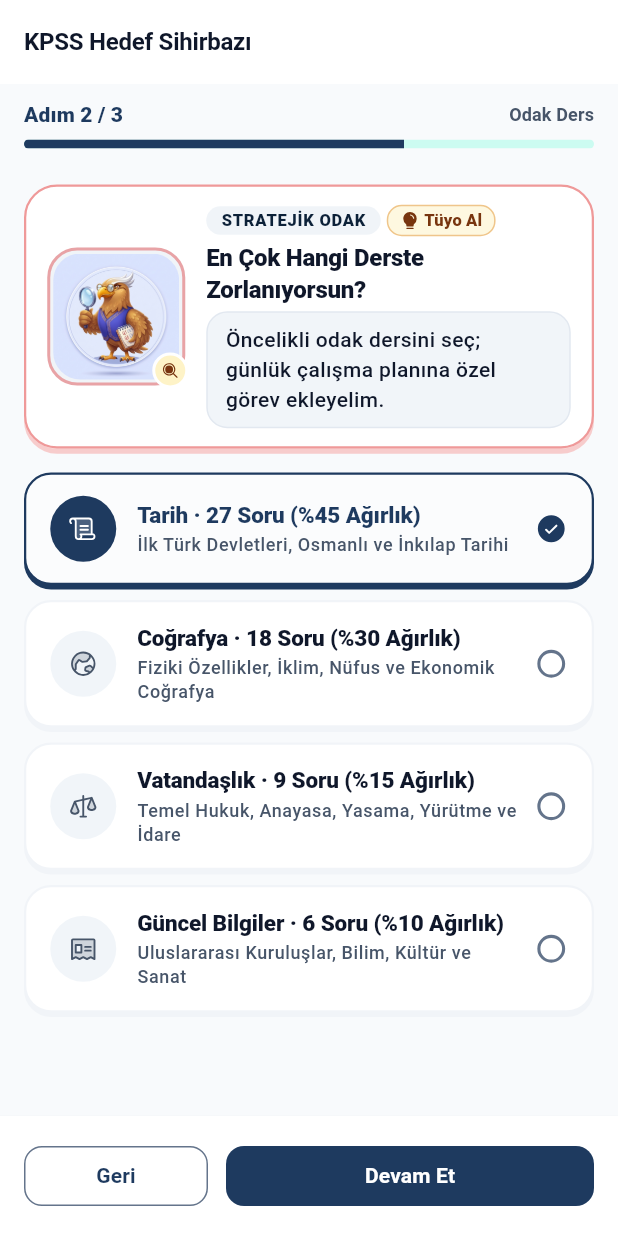
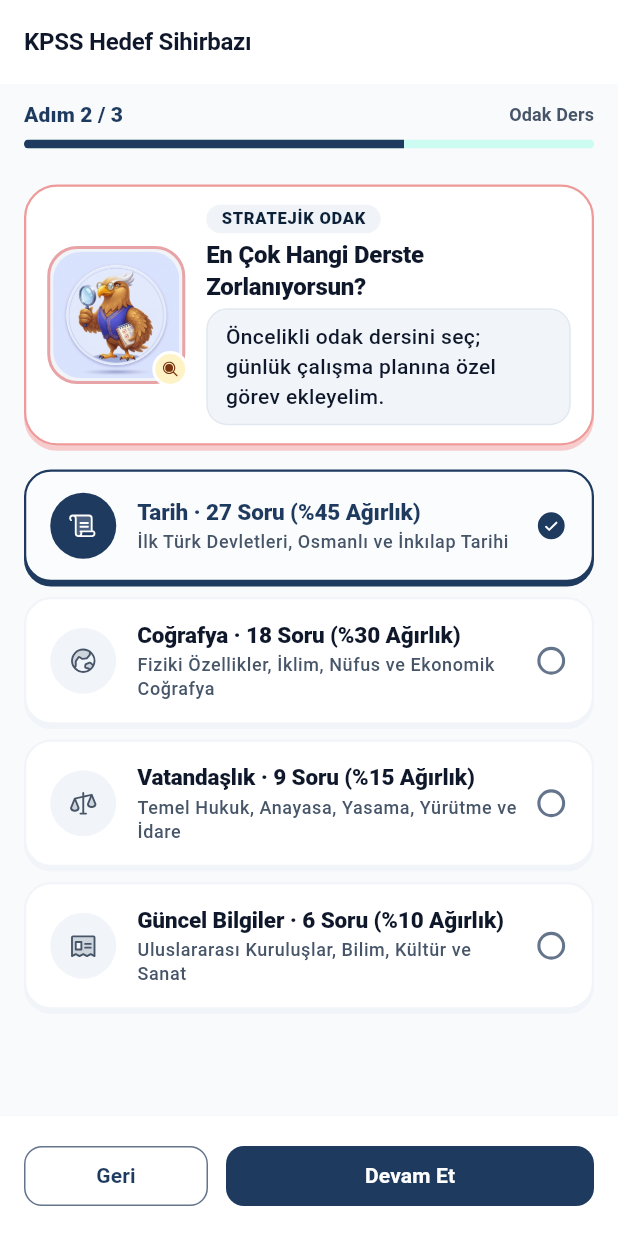
Before and after one commit to omerfarukpehlivan/kadro, a Flutter app: the OnboardingScreen screen opened by its route, after a tap on "Devam Et", on a phone screen of 412 x 824 dp. Run offline on Flutter 3.47's test engine with Material 3 defaults, Android fonts, the phone set to English and light mode, and no system bars; our stand-ins replace fl_chart, flex_color_scheme, flutter_animate, flutter_local_notifications, flutter_riverpod, go_router and 6 more; missing offline and left inert: purchases_flutter; accounts and stored records are empty.

Commit message:
refactor(ui): remove Tuyo Al badge and tap-to-inspire interaction from MascotCoachBanner

```diff
--- a/lib/shared/widgets/mascot_coach_banner.dart
+++ b/lib/shared/widgets/mascot_coach_banner.dart
@@ -197,14 +197,13 @@ extension MascotMoodExtension on MascotMood {
   }
 }
 
-/// "Kadro Koçu" maskot konuşma balonu ve etkileşimli rehberlik bileşeni (Tap-to-Inspire).
+/// "Kadro Koçu" maskot konuşma balonu ve rehberlik bileşeni.
 ///
 /// Web/Angular karşılığı:
 /// Gamification bildirim ve koçluk bileşeni (Duolingo banner/speech bubble).
-/// 92x92 boyutundaki çift katmanlı çerçeveli avatar yapısı, dokunulduğunda
-/// sıradaki KPSS Genel Kültür tüyosuna geçen `Tap-to-Inspire` mekanizması ve
+/// 92x92 boyutundaki çift katmanlı çerçeveli avatar yapısı ve
 /// dinamik mood aurası ile donatılmıştır.
-class MascotCoachBanner extends StatefulWidget {
+class MascotCoachBanner extends StatelessWidget {
   final MascotMood mood;
   final String title;
   final String message;
@@ -218,30 +217,8 @@ class MascotCoachBanner extends StatefulWidget {
     this.badgeLabel = 'KADRO KOÇU',
   });
 
-  @override
-  State<MascotCoachBanner> createState() => _MascotCoachBannerState();
-}
-
-class _MascotCoachBannerState extends State<MascotCoachBanner> {
-  int _tipIndex = -1;
-  bool _isPressed = false;
-
-  void _nextTip() {
-    setState(() {
-      _tipIndex = (_tipIndex + 1) % widget.mood.coachTips.length;
-    });
-  }
-
-  @override
-  void didUpdateWidget(covariant MascotCoachBanner oldWidget) {
-    super.didUpdateWidget(oldWidget);
-    if (oldWidget.mood != widget.mood || oldWidget.message != widget.message) {
-      _tipIndex = -1;
-    }
-  }
-
   Color _getMoodColor(ColorScheme colorScheme) {
-    switch (widget.mood) {
+    switch (mood) {
       case MascotMood.coach:
       case MascotMood.history:
       case MascotMood.citizenship:
@@ -271,8 +248,6 @@ class _MascotCoachBannerState extends State<MascotCoachBanner> {
     final minHeight = isCompact ? 96.0 : 122.0;
 
     final auraColor = _getMoodColor(colorScheme);
-    final tips = widget.mood.coachTips;
-    final displayedMessage = _tipIndex == -1 ? widget.message : tips[_tipIndex];
 
     return Container(
       constraints: BoxConstraints(minHeight: minHeight),
@@ -291,14 +266,6 @@ class _MascotCoachBannerState extends State<MascotCoachBanner> {
           ),
         ],
       ),
-      child: Material(
-        color: Colors.transparent,
-        child: InkWell(
-          borderRadius: BorderRadius.circular(22),
-          onTap: _nextTip,
-          onHighlightChanged: (highlighted) {
-            setState(() => _isPressed = highlighted);
-          },
       child: Padding(
         padding: EdgeInsets.symmetric(
           horizontal: isCompact ? 12 : 14,
@@ -308,11 +275,7 @@ class _MascotCoachBannerState extends State<MascotCoachBanner> {
           crossAxisAlignment: CrossAxisAlignment.center,
           children: [
             // Sol: Çift Katmanlı Borderlı Maskot Çerçevesi + Dinamik Rozet
-                AnimatedScale(
-                  scale: _isPressed ? 0.94 : 1.0,
-                  duration: const Duration(milliseconds: 150),
-                  curve: Curves.easeOutCubic,
-                  child: Stack(
+            Stack(
               clipBehavior: Clip.none,
               children: [
                 Container(
@@ -334,7 +297,7 @@ class _MascotCoachBannerState extends State<MascotCoachBanner> {
                       isCompact ? 14 : 18,
                     ),
                     child: Image.asset(
-                            widget.mood.assetPath,
+                      mood.assetPath,
                       fit: BoxFit.cover,
                       errorBuilder: (context, error, stackTrace) =>
                           PhosphorIcon(
@@ -359,7 +322,7 @@ class _MascotCoachBannerState extends State<MascotCoachBanner> {
                       ),
                     ),
                     child: PhosphorIcon(
-                            widget.mood.badgeIcon,
+                      mood.badgeIcon,
                       size: isCompact ? 10 : 12,
                       color: colorScheme.onTertiaryContainer,
                     ),
@@ -367,20 +330,16 @@ class _MascotCoachBannerState extends State<MascotCoachBanner> {
                 ),
               ],
             ),
-                ),
             SizedBox(width: isCompact ? 10 : 14),
 
-                // Sağ: Rozetler, Başlık ve Tam Genişlik Konuşma Balonu
+            // Sağ: Rozet, Başlık ve Tam Genişlik Konuşma Balonu
             Expanded(
               child: Column(
                 crossAxisAlignment: CrossAxisAlignment.start,
                 mainAxisSize: MainAxisSize.min,
                 children: [
-                      // Üst Rozet Satırı (badgeLabel + Tüyo Butonu)
-                      Row(
-                        children: [
-                          Flexible(
-                            child: Container(
+                  // Üst Rozet (badgeLabel)
+                  Container(
                     padding: EdgeInsets.symmetric(
                       horizontal: isCompact ? 8 : 10,
                       vertical: isCompact ? 2 : 3,
@@ -390,7 +349,7 @@ class _MascotCoachBannerState extends State<MascotCoachBanner> {
                       borderRadius: BorderRadius.circular(10),
                     ),
                     child: Text(
-                                widget.badgeLabel,
+                      badgeLabel,
                       maxLines: 1,
                       overflow: TextOverflow.ellipsis,
                       style: textTheme.labelSmall?.copyWith(
@@ -400,52 +359,11 @@ class _MascotCoachBannerState extends State<MascotCoachBanner> {
                       ),
                     ),
                   ),
-                          ),
-                          const SizedBox(width: 4),
-                          // Etkileşimli Tüyo Rozeti
-                          Container(
-                            padding: EdgeInsets.symmetric(
-                              horizontal: isCompact ? 6 : 8,
-                              vertical: isCompact ? 2 : 3,
-                            ),
-                            decoration: BoxDecoration(
-                              color: _tipIndex == -1
-                                  ? colorScheme.tertiaryContainer.withAlpha(140)
-                                  : colorScheme.tertiaryContainer,
-                              borderRadius: BorderRadius.circular(10),
-                              border: Border.all(
-                                color: colorScheme.tertiary.withAlpha(100),
-                                width: 1,
-                              ),
-                            ),
-                            child: Row(
-                              mainAxisSize: MainAxisSize.min,
-                              children: [
-                                PhosphorIcon(
-                                  PhosphorIconsFill.lightbulb,
-                                  size: isCompact ? 11 : 13,
-                                  color: colorScheme.onTertiaryContainer,
-                                ),
-                                const SizedBox(width: 3),
-                                Text(
-                                  _tipIndex == -1
-                                      ? 'Tüyo Al'
-                                      : 'Tüyo ${_tipIndex + 1}/${tips.length}',
-                                  style: textTheme.labelSmall?.copyWith(
-                                    color: colorScheme.onTertiaryContainer,
-                                    fontWeight: FontWeight.w800,
-                                  ),
-                                ),
-                              ],
-                            ),
-                          ),
-                        ],
-                      ),
                   const SizedBox(height: 4),
 
                   // Başlık (Kompakt ve 2 satıra kadar zarif geçiş - TASK-71)
                   Text(
-                        widget.title,
+                    title,
                     style: textTheme.titleMedium?.copyWith(
                       color: colorScheme.onSurface,
                       fontWeight: FontWeight.w800,
@@ -456,31 +374,24 @@ class _MascotCoachBannerState extends State<MascotCoachBanner> {
                   const SizedBox(height: 4),
 
                   // Konuşma Balonu (Tam genişlik ve 2-3 satır ritim)
-                      AnimatedContainer(
-                        duration: const Duration(milliseconds: 200),
+                  Container(
                     width: double.infinity,
                     padding: EdgeInsets.symmetric(
                       horizontal: isCompact ? 10 : 12,
                       vertical: isCompact ? 6 : 8,
                     ),
                     decoration: BoxDecoration(
-                          color: _tipIndex == -1
-                              ? colorScheme.surfaceContainerHighest
-                              : colorScheme.tertiaryContainer.withAlpha(50),
+                      color: colorScheme.surfaceContainerHighest,
                       borderRadius: BorderRadius.circular(14),
                       border: Border.all(
-                            color: _tipIndex == -1
-                                ? colorScheme.outlineVariant
-                                : colorScheme.tertiary.withAlpha(90),
+                        color: colorScheme.outlineVariant,
                       ),
                     ),
                     child: Text(
-                          displayedMessage,
+                      message,
                       style: textTheme.bodyMedium?.copyWith(
                         color: colorScheme.onSurface,
-                            fontWeight: _tipIndex == -1
-                                ? FontWeight.w500
-                                : FontWeight.w600,
+                        fontWeight: FontWeight.w500,
                         height: 1.4,
                       ),
                       maxLines: 3,
@@ -493,8 +404,6 @@ class _MascotCoachBannerState extends State<MascotCoachBanner> {
           ],
         ),
       ),
-        ),
-      ),
     );
   }
 }
```
Also changed, not shown: 1 other file. Lines whose indentation alone changed are shown as unchanged.
